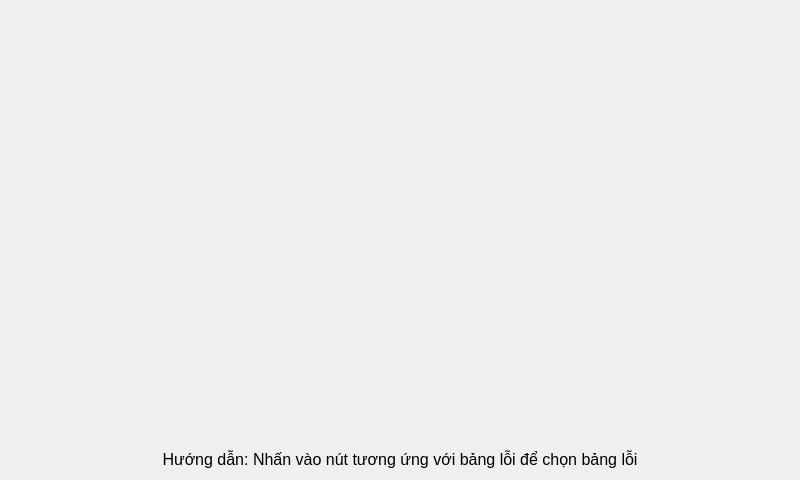
NguyenTrongThinh/qakensagaikan, file wSelectErrorTable.ui: the form before one commit.
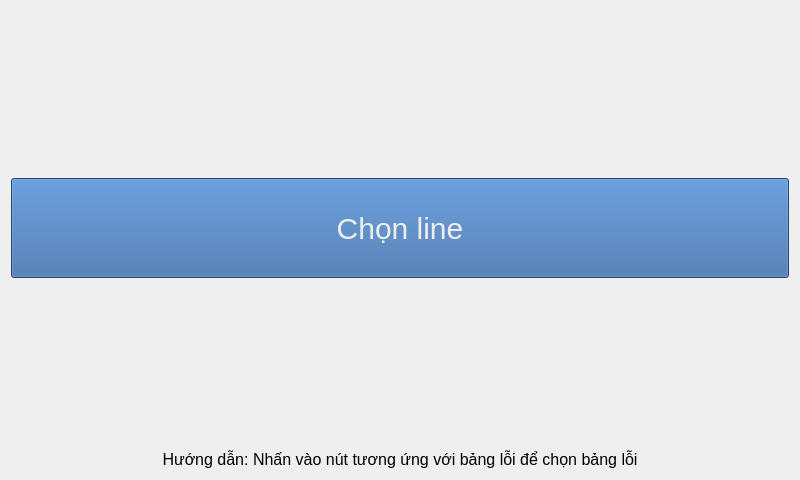
The form after the commit.

What changed in the file:
```diff
--- a/wSelectErrorTable.ui
+++ b/wSelectErrorTable.ui
@@ -29,6 +29,32 @@
        </property>
       </spacer>
      </item>
+     <item>
+      <layout class="QHBoxLayout" name="horizontalLayout">
+       <item>
+        <widget class="QPushButton" name="pbLine">
+         <property name="sizePolicy">
+          <sizepolicy hsizetype="Expanding" vsizetype="Preferred">
+           <horstretch>0</horstretch>
+           <verstretch>0</verstretch>
+          </sizepolicy>
+         </property>
+         <property name="minimumSize">
+          <size>
+           <width>0</width>
+           <height>100</height>
+          </size>
+         </property>
+         <property name="styleSheet">
+          <string notr="true">background-color: rgb(52, 101, 164); color: rgb(238, 238, 236); font-size: 30px; font-style: bold;</string>
+         </property>
+         <property name="text">
+          <string>Chọn line</string>
+         </property>
+        </widget>
+       </item>
+      </layout>
+     </item>
      <item>
       <layout class="QHBoxLayout" name="hlButton"/>
      </item>
```
